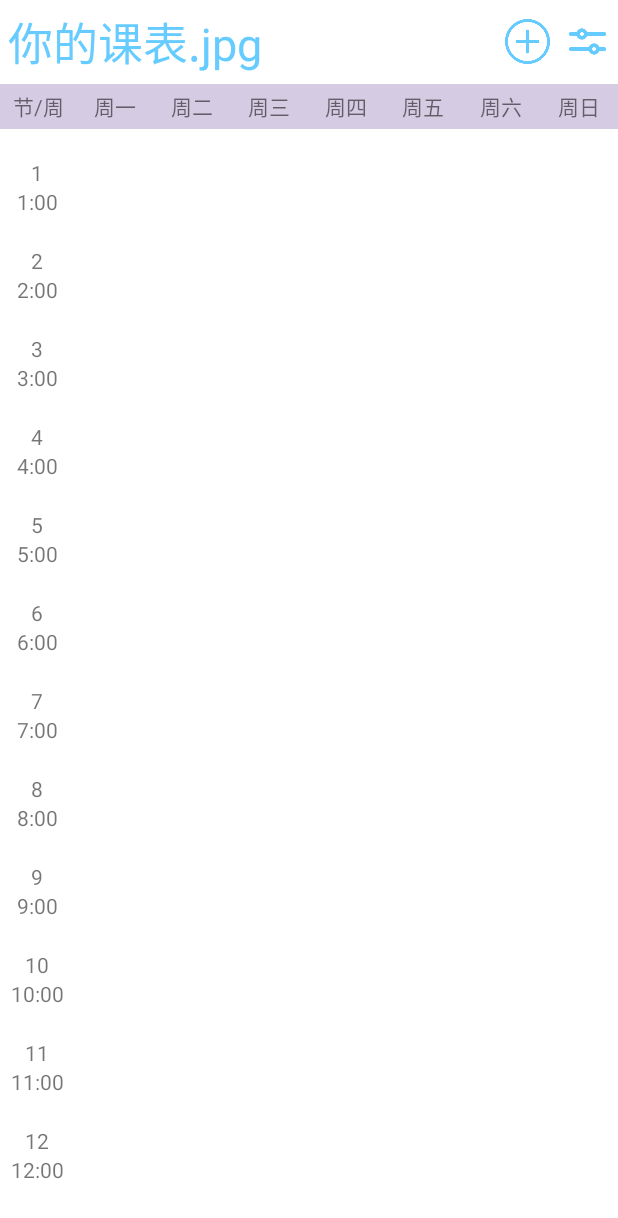
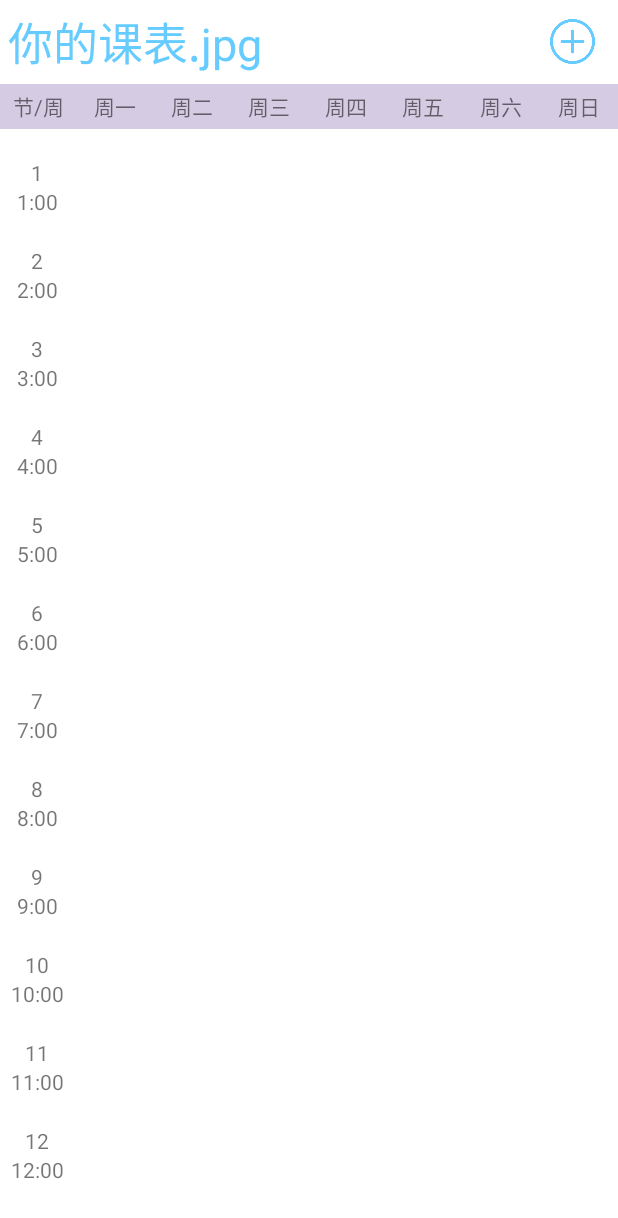
Before and after one commit to shiromoku/Android-study, an Android app: the screen it shows after launch (MainActivity), on a phone screen of 412 x 824 dp. Shown: the top 1218 px of the screen. Run offline under Robolectric (Android 15) with nearby library versions, the phone set to English and light mode, and no system bars.

Commit message:
TimeTable:     sync project

```diff
--- a/Timetable/app/src/main/java/com/example/timetable/MainActivity.kt
+++ b/Timetable/app/src/main/java/com/example/timetable/MainActivity.kt
@@ -25,6 +25,7 @@ class MainActivity : Activity() {
     lateinit var ivAdd: ImageView
     lateinit var iAddClass: View
     lateinit var rlMonday: RelativeLayout
+    lateinit var vTopClassDetail: RelativeLayout
 
     lateinit var etCourseId: TextInputEditText
     lateinit var etCourseName: TextInputEditText
@@ -54,6 +55,8 @@ class MainActivity : Activity() {
         initPart()
         setListener()
 
+        vTopClassDetail.removeAllViewsInLayout()
+
 
     }
 
@@ -73,6 +76,7 @@ class MainActivity : Activity() {
         ivAdd = findViewById(R.id.iv_add)
         rlMonday = findViewById(R.id.rl_monday)
         iAddClass = findViewById(R.id.i_add_class)
+        vTopClassDetail = findViewById(R.id.v_top_class_detail)
 
         etCourseId = findViewById(R.id.et_course_id)
         etCourseName = findViewById(R.id.et_course_name)
--- a/Timetable/app/src/main/res/layout/activity_main.xml
+++ b/Timetable/app/src/main/res/layout/activity_main.xml
@@ -42,9 +42,18 @@
                 android:layout_centerVertical="true"
                 android:layout_marginEnd="10dp"
                 android:layout_marginRight="10dp"
-                android:layout_toStartOf="@id/iv_setting"
-                android:layout_toLeftOf="@id/iv_setting"
+                android:layout_alignParentRight="true"
                 android:src="@drawable/add" />
+<!--            <ImageView-->
+<!--                android:id="@+id/iv_add"-->
+<!--                android:layout_width="30dp"-->
+<!--                android:layout_height="30dp"-->
+<!--                android:layout_centerVertical="true"-->
+<!--                android:layout_marginEnd="10dp"-->
+<!--                android:layout_marginRight="10dp"-->
+<!--                android:layout_toStartOf="@id/iv_setting"-->
+<!--                android:layout_toLeftOf="@id/iv_setting"-->
+<!--                android:src="@drawable/add" />-->
 
             <ImageView
                 android:id="@+id/iv_setting"
@@ -53,6 +62,7 @@
                 android:layout_alignParentEnd="true"
                 android:layout_alignParentRight="true"
                 android:layout_centerVertical="true"
+                android:visibility="gone"
                 android:src="@drawable/setting" />
 
         </RelativeLayout>
@@ -229,5 +239,25 @@
         android:visibility="gone"
         />
 
+    <View
+        android:id="@+id/v_split"
+        android:layout_width="0dp"
+        android:layout_height="0dp"
+        android:layout_centerVertical="true"
+        />
+    <RelativeLayout
+        android:id="@+id/v_top_class_detail"
+        android:layout_width="wrap_content"
+        android:layout_height="wrap_content"
+        android:layout_alignBottom="@id/v_split"
+        />
+    <View
+        android:id="@+id/v_bottom_class_detail"
+        android:layout_width="wrap_content"
+        android:layout_height="wrap_content"
+        android:layout_alignTop="@id/v_split"
+        />
+
+
 
 </RelativeLayout>
```
